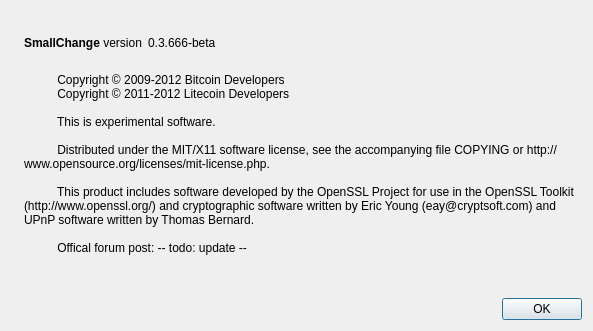
Old version of the form src/qt/forms/aboutdialog.ui in the repository ittscoin/ittscoin.
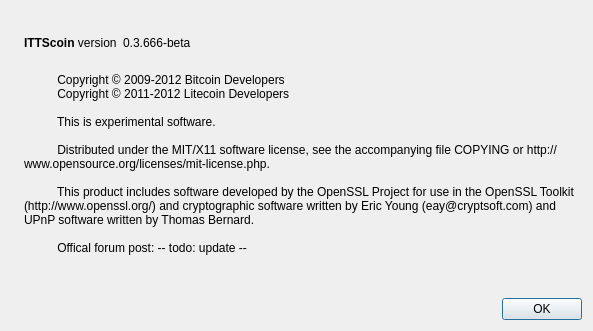
New version of the form. Icons and pictures are not drawn.

Diff of the .ui file:
```diff
--- a/src/qt/forms/aboutdialog.ui
+++ b/src/qt/forms/aboutdialog.ui
@@ -50,7 +50,7 @@
           <cursorShape>IBeamCursor</cursorShape>
          </property>
          <property name="text">
-          <string>&lt;b&gt;SmallChange&lt;/b&gt; version</string>
+          <string>&lt;b&gt;ITTScoin&lt;/b&gt; version</string>
          </property>
          <property name="textInteractionFlags">
           <set>Qt::LinksAccessibleByMouse|Qt::TextSelectableByKeyboard|Qt::TextSelectableByMouse</set>
```
Left out of the diff: 2 changed lines with no effect on the pictures.
